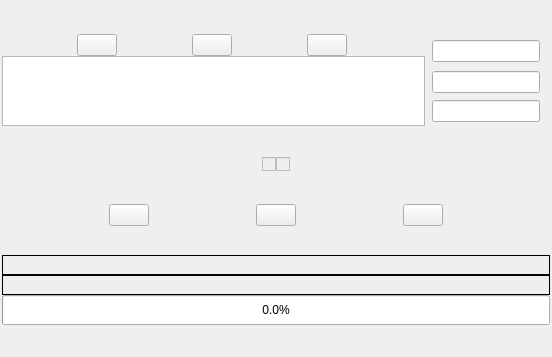
Before: the Qt Designer form dialogy/multiplevideoet.ui in RaphCucul/Image-registration-GUI, drawn with Qt 5.
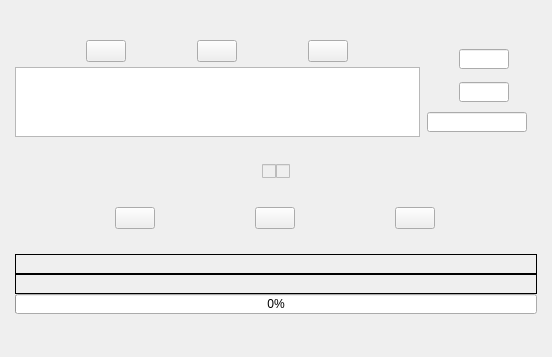
After: the same form once the commit is applied.

Patch:
```diff
--- a/dialogy/multiplevideoet.ui
+++ b/dialogy/multiplevideoet.ui
@@ -30,23 +30,41 @@
     <number>0</number>
    </property>
    <property name="leftMargin">
-    <number>2</number>
+    <number>15</number>
    </property>
    <property name="topMargin">
-    <number>5</number>
+    <number>15</number>
    </property>
    <property name="rightMargin">
-    <number>2</number>
+    <number>15</number>
    </property>
    <property name="bottomMargin">
-    <number>0</number>
+    <number>15</number>
    </property>
    <item>
-    <layout class="QGridLayout" name="gridLayout">
+    <layout class="QGridLayout" name="gridLayout" columnstretch="2,1" columnminimumwidth="0,0">
+     <property name="leftMargin">
+      <number>0</number>
+     </property>
+     <property name="topMargin">
+      <number>0</number>
+     </property>
+     <property name="rightMargin">
+      <number>0</number>
+     </property>
+     <property name="bottomMargin">
+      <number>0</number>
+     </property>
      <item row="0" column="0" rowspan="3">
       <layout class="QVBoxLayout" name="verticalLayout">
        <item>
         <layout class="QHBoxLayout" name="horizontalLayout_6">
+         <property name="spacing">
+          <number>0</number>
+         </property>
+         <property name="bottomMargin">
+          <number>5</number>
+         </property>
          <item>
           <widget class="QPushButton" name="afewVideosPB">
            <property name="sizePolicy">
@@ -177,6 +195,12 @@
            <verstretch>0</verstretch>
           </sizepolicy>
          </property>
+         <property name="maximumSize">
+          <size>
+           <width>50</width>
+           <height>20</height>
+          </size>
+         </property>
         </widget>
        </item>
       </layout>
@@ -210,6 +234,12 @@
            <verstretch>0</verstretch>
           </sizepolicy>
          </property>
+         <property name="maximumSize">
+          <size>
+           <width>50</width>
+           <height>20</height>
+          </size>
+         </property>
         </widget>
        </item>
       </layout>
@@ -243,6 +273,12 @@
            <verstretch>0</verstretch>
           </sizepolicy>
          </property>
+         <property name="maximumSize">
+          <size>
+           <width>100</width>
+           <height>20</height>
+          </size>
+         </property>
         </widget>
        </item>
       </layout>
@@ -298,24 +334,6 @@
    </item>
    <item>
     <layout class="QHBoxLayout" name="horizontalLayout">
-     <item>
-      <widget class="QPushButton" name="analyzeVideosPB">
-       <property name="sizePolicy">
-        <sizepolicy hsizetype="Fixed" vsizetype="Fixed">
-         <horstretch>0</horstretch>
-         <verstretch>0</verstretch>
-        </sizepolicy>
-       </property>
-       <property name="styleSheet">
-        <string notr="true">QPushButton:pressed {
-    border-style: inset;
-    border-color: blue;
-    border-width: 1px;
-    color: white;
-}</string>
-       </property>
-      </widget>
-     </item>
      <item>
       <widget class="QPushButton" name="showResultsPB">
        <property name="sizePolicy">
@@ -334,6 +352,24 @@
        </property>
       </widget>
      </item>
+     <item>
+      <widget class="QPushButton" name="analyzeVideosPB">
+       <property name="sizePolicy">
+        <sizepolicy hsizetype="Fixed" vsizetype="Fixed">
+         <horstretch>0</horstretch>
+         <verstretch>0</verstretch>
+        </sizepolicy>
+       </property>
+       <property name="styleSheet">
+        <string notr="true">QPushButton:pressed {
+    border-style: inset;
+    border-color: blue;
+    border-width: 1px;
+    color: white;
+}</string>
+       </property>
+      </widget>
+     </item>
      <item>
       <widget class="QPushButton" name="savePB">
        <property name="sizePolicy">
@@ -423,7 +459,7 @@
        <property name="maximumSize">
         <size>
          <width>16777215</width>
-         <height>30</height>
+         <height>20</height>
         </size>
        </property>
        <property name="value">
@@ -433,7 +469,7 @@
         <bool>true</bool>
        </property>
        <property name="format">
-        <string>%p.0%</string>
+        <string>%p%</string>
        </property>
       </widget>
      </item>
```
